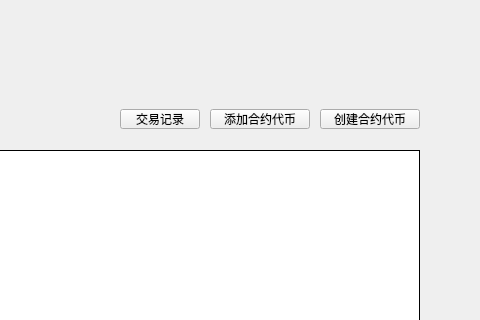
This is LNKWallet/dapp/ContractTokenPage.ui in HcashOrg/hx-indicator as Qt 5 draws it before an edit; both pictures show x 290 to 770 and y 0 to 320 of the 770 by 510 pixel window. The edited form follows.
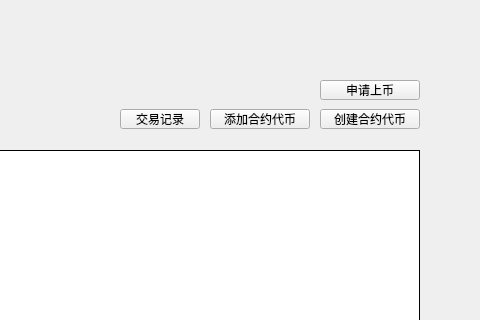
This is the edited form.

Commit message: apply exchange

Diff of the .ui file:
```diff
--- a/LNKWallet/dapp/ContractTokenPage.ui
+++ b/LNKWallet/dapp/ContractTokenPage.ui
@@ -257,6 +257,36 @@
     <string>交易记录</string>
    </property>
   </widget>
+  <widget class="QToolButton" name="applyBtn">
+   <property name="geometry">
+    <rect>
+     <x>610</x>
+     <y>80</y>
+     <width>100</width>
+     <height>20</height>
+    </rect>
+   </property>
+   <property name="font">
+    <font>
+     <family>微软雅黑</family>
+     <weight>50</weight>
+     <italic>false</italic>
+     <bold>false</bold>
+    </font>
+   </property>
+   <property name="cursor">
+    <cursorShape>PointingHandCursor</cursorShape>
+   </property>
+   <property name="focusPolicy">
+    <enum>Qt::NoFocus</enum>
+   </property>
+   <property name="styleSheet">
+    <string notr="true"/>
+   </property>
+   <property name="text">
+    <string>申请上币</string>
+   </property>
+  </widget>
  </widget>
  <resources/>
  <connections/>
```
The commit also changes 16 other files.
